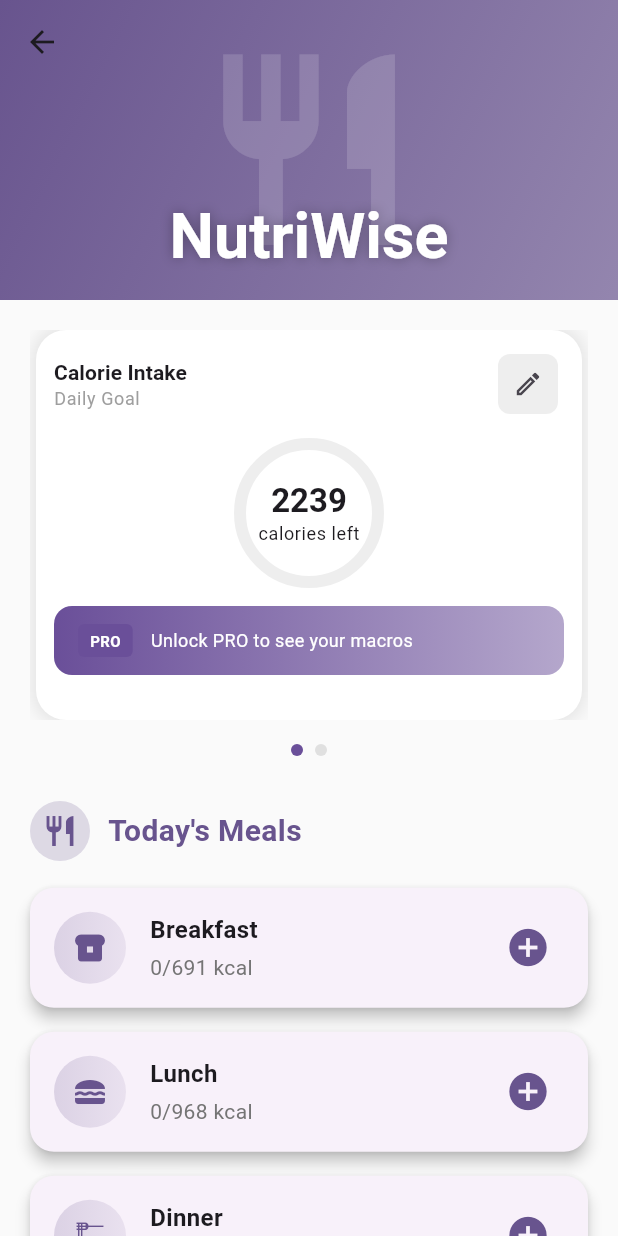
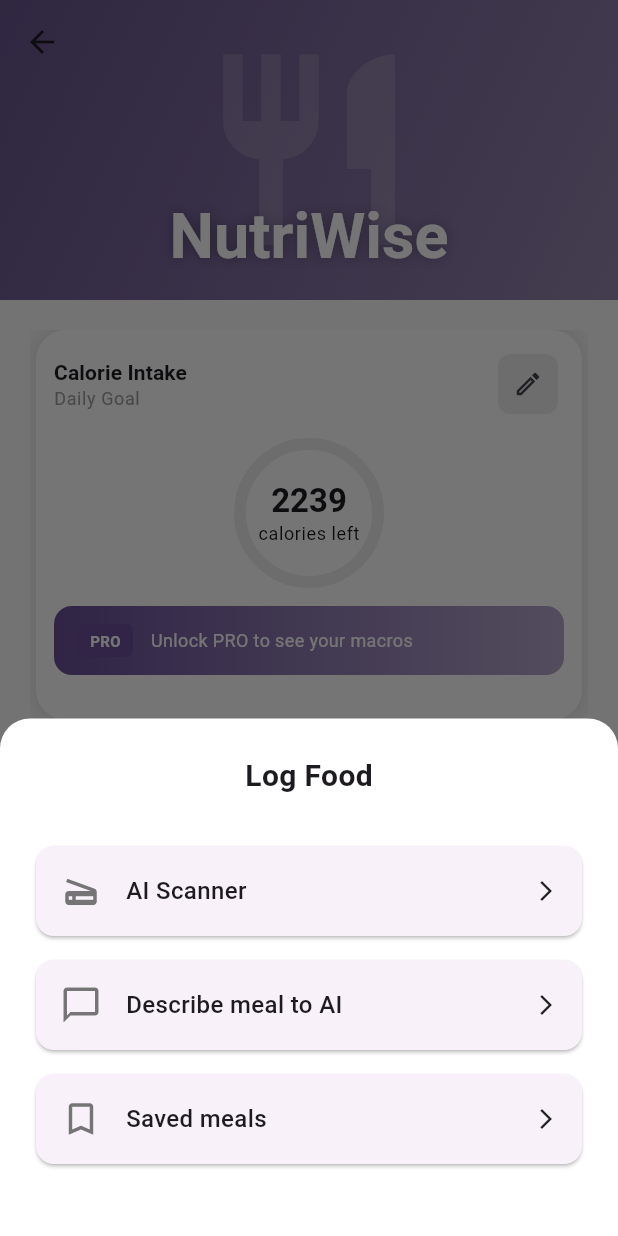
Before and after one commit to ahada8878/FYP, a Flutter app: the MealTrackingPage screen opened directly, after a tap on the "add circle" icon, on a phone screen of 412 x 824 dp. Run offline on Flutter 3.47's test engine with Material 3 defaults, Android fonts, the phone set to English and light mode, and no system bars; our stand-ins replace camera, confetti, image_picker, percent_indicator, persistent_bottom_nav_bar, shared_preferences; accounts and stored records are empty; network calls fail.

Commit message:
describe

```diff
--- a/fyp/lib/HomePage.dart
+++ b/fyp/lib/HomePage.dart
@@ -1,8 +1,10 @@
 import 'package:flutter/material.dart';
 import 'package:fyp/Widgets/activity_log_sheet.dart';
 import 'package:fyp/Widgets/calorie_summary_carousel.dart';
+import 'package:fyp/Widgets/log_food_sheet.dart';
 import 'package:fyp/Widgets/log_water_overlay.dart';
 import 'package:fyp/Widgets/water_tracker.dart';
+import 'package:fyp/screens/describe_meal_screen.dart';
 import 'package:persistent_bottom_nav_bar/persistent_bottom_nav_bar.dart';
 import 'package:provider/provider.dart';
 import 'package:camera/camera.dart';
@@ -220,11 +222,8 @@ class _MealTrackingPageState extends State<MealTrackingPage>
               ),
             ],
           ),
-
           if (overlayController.showOverlay) _buildCameraPageOverlay(),
-
           if (_showCameraView && _isCameraInitialized) _buildCameraView(),
-
           if (_showImagePreview && _capturedImage != null) _buildImagePreview(),
         ],
       ),
@@ -251,7 +250,8 @@ class _MealTrackingPageState extends State<MealTrackingPage>
             mainAxisAlignment: MainAxisAlignment.spaceEvenly,
             children: [
               IconButton(
-                icon: const Icon(Icons.photo_library, color: Colors.white, size: 40),
+                icon: const Icon(Icons.photo_library,
+                    color: Colors.white, size: 40),
                 onPressed: _openGallery,
               ),
               IconButton(
@@ -307,7 +307,8 @@ class _MealTrackingPageState extends State<MealTrackingPage>
                 onPressed: () {
                   // Process the image here
                   _resetScanning();
-                  Provider.of<CameraOverlayController>(context, listen: false).hide();
+                  Provider.of<CameraOverlayController>(context, listen: false)
+                      .hide();
                 },
                 child: const Text('Use This Image'),
               ),
@@ -349,7 +350,8 @@ class _MealTrackingPageState extends State<MealTrackingPage>
             Container(
               padding: const EdgeInsets.symmetric(vertical: 20, horizontal: 24),
               decoration: BoxDecoration(
-                borderRadius: const BorderRadius.vertical(top: Radius.circular(30)),
+                borderRadius:
+                    const BorderRadius.vertical(top: Radius.circular(30)),
                 gradient: LinearGradient(
                   colors: [
                     colorScheme.primary,
@@ -427,14 +429,20 @@ class _MealTrackingPageState extends State<MealTrackingPage>
                   padding: const EdgeInsets.symmetric(horizontal: 20),
                   child: ListView(
                     children: [
-
                       AnimatedScannerButton(
                         icon: Icons.chat_bubble_outline,
                         text: 'Describe Meal to AI',
                         subtitle: 'Get nutritional analysis by description',
                         color: Colors.blue,
                         delay: 100,
-                      onTap: () {},
+                        onTap: () {
+                          Navigator.push(
+                            context,
+                            MaterialPageRoute(
+                              builder: (context) => const DescribeMealScreen(),
+                            ),
+                          );
+                        },
                       ),
                       AnimatedScannerButton(
                         icon: Icons.bookmark_border,
@@ -488,7 +496,8 @@ class _MealTrackingPageState extends State<MealTrackingPage>
                           ).then((selectedActivity) {
                             if (selectedActivity != null) {
                               // Handle selected activity if needed
-                            print('Logged activity: ${selectedActivity.name}');
+                              print(
+                                  'Logged activity: ${selectedActivity.name}');
                             }
                           });
                         },
@@ -506,7 +515,8 @@ class _MealTrackingPageState extends State<MealTrackingPage>
                   onPressed: _startScanning,
                   style: ElevatedButton.styleFrom(
                     backgroundColor: colorScheme.primary,
-                    padding: const EdgeInsets.symmetric(vertical: 16, horizontal: 32),
+                    padding: const EdgeInsets.symmetric(
+                        vertical: 16, horizontal: 32),
                     shape: RoundedRectangleBorder(
                       borderRadius: BorderRadius.circular(30),
                     ),
@@ -534,7 +544,6 @@ class _MealTrackingPageState extends State<MealTrackingPage>
       ),
     );
   }
-
 
   List<Widget> _buildAnimatedMealItems() {
     final meals = [
@@ -612,7 +621,12 @@ class _MealTrackingPageState extends State<MealTrackingPage>
                           color: Theme.of(context).primaryColor,
                           size: 30,
                         ),
-                        onPressed: () {},
+                        onPressed: () => showModalBottomSheet(
+                          context: context,
+                          isScrollControlled: true,
+                          backgroundColor: Colors.transparent,
+                          builder: (context) => const LogFoodSheet(),
+                        ),
                       ),
                     ],
                   ),
--- /dev/null
+++ b/fyp/lib/Widgets/log_food_sheet.dart
@@ -0,0 +1,113 @@
+import 'package:flutter/material.dart';
+import 'package:fyp/screens/describe_meal_screen.dart';
+
+class LogFoodSheet extends StatelessWidget {
+  const LogFoodSheet({super.key});
+
+  @override
+  Widget build(BuildContext context) {
+    return Container(
+      decoration: const BoxDecoration(
+        color: Colors.white,
+        borderRadius: BorderRadius.only(
+          topLeft: Radius.circular(20),
+          topRight: Radius.circular(20),
+        ),
+      ),
+      padding: const EdgeInsets.all(24),
+      child: Column(
+        mainAxisSize: MainAxisSize.min,
+        children: [
+          const Text(
+            'Log Food',
+            style: TextStyle(
+              fontSize: 20,
+              fontWeight: FontWeight.bold,
+            ),
+          ),
+          const SizedBox(height: 24),
+          _LogOptionCard(
+            icon: Icons.scanner,
+            title: 'AI Scanner',
+            onTap: () => _handleAIScanner(context),
+          ),
+          _LogOptionCard(
+            icon: Icons.chat_bubble_outline,
+            title: 'Describe meal to AI',
+            onTap: () => _handleDescribeMeal(context),
+          ),
+          _LogOptionCard(
+            icon: Icons.bookmark_border,
+            title: 'Saved meals',
+            onTap: () => _handleSavedMeals(context),
+          ),
+          const SizedBox(height: 16),
+        ],
+      ),
+    );
+  }
+
+  void _handleAIScanner(BuildContext context) {
+    Navigator.pop(context);
+    // Add AI scanner functionality
+  }
+
+  void _handleDescribeMeal(BuildContext context) {
+    Navigator.pop(context); // Close the food log sheet
+    Navigator.push(
+      context,
+      MaterialPageRoute(
+        builder: (context) => const DescribeMealScreen(),
+      ),
+    );
+  }
+
+  void _handleSavedMeals(BuildContext context) {
+    Navigator.pop(context);
+    // Add saved meals functionality
+  }
+}
+
+class _LogOptionCard extends StatelessWidget {
+  final IconData icon;
+  final String title;
+  final VoidCallback? onTap;
+
+  const _LogOptionCard({
+    required this.icon,
+    required this.title,
+    this.onTap,
+  });
+
+  @override
+  Widget build(BuildContext context) {
+    return Card(
+      margin: const EdgeInsets.symmetric(vertical: 8),
+      shape: RoundedRectangleBorder(
+        borderRadius: BorderRadius.circular(12),
+      ),
+      child: InkWell(
+        borderRadius: BorderRadius.circular(12),
+        onTap: onTap,
+        child: Padding(
+          padding: const EdgeInsets.all(16),
+          child: Row(
+            children: [
+              Icon(icon, size: 28, color: Colors.grey[600]),
+              const SizedBox(width: 16),
+              Text(
+                title,
+                style: const TextStyle(
+                  fontSize: 16,
+                  fontWeight: FontWeight.w500,
+                ),
+              ),
+              const Spacer(),
+              const Icon(Icons.arrow_forward_ios, size: 16),
+            ],
+          ),
+        ),
+      ),
+    );
+  }
+}
--- a/fyp/lib/services/auth_service.dart
+++ b/fyp/lib/services/auth_service.dart
@@ -4,7 +4,7 @@ import 'package:shared_preferences/shared_preferences.dart';
 import '../models/user.dart';
 
 class AuthService {
-  static const String baseUrl = 'http://192.168.18.63:5000/api/auth';
+  static const String baseUrl = 'http://192.168.18.123:5000/api/auth';
   // static const String baseUrl = 'http://localhost:5000/api/auth'; // For iOS simulator
 
   // Shared Preferences Keys
```
Also changed, not shown: fyp/lib/screens/describe_meal_screen.dart (added, +228 -0 lines), fyp/pubspec.lock. Lines whose indentation alone changed are shown as unchanged.
